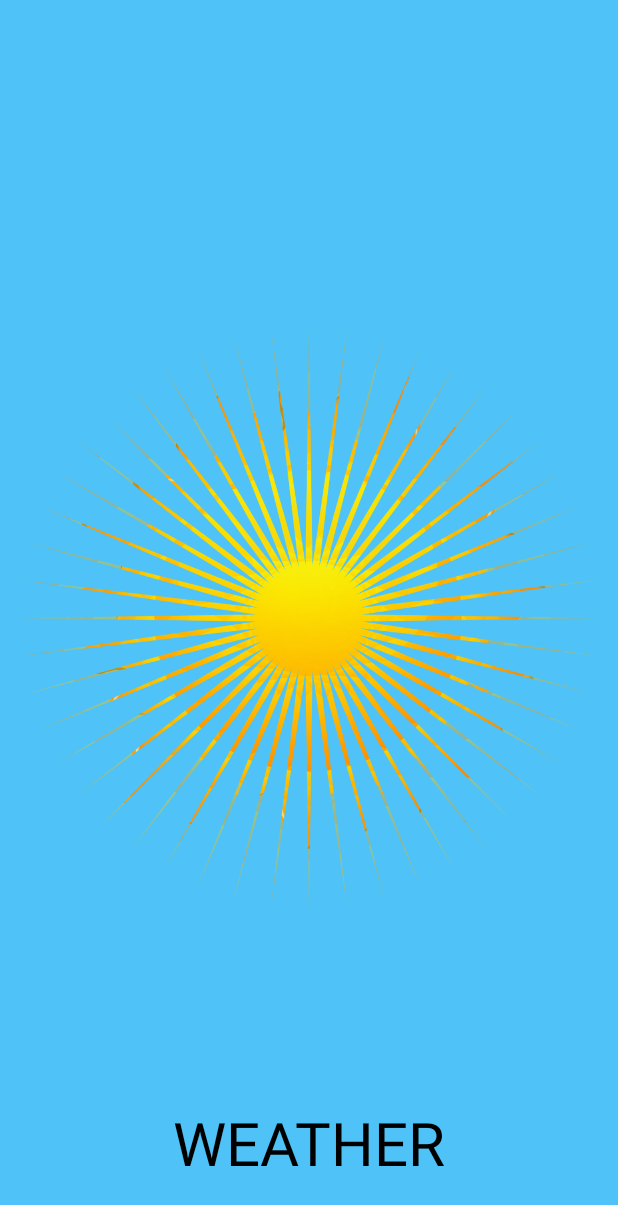
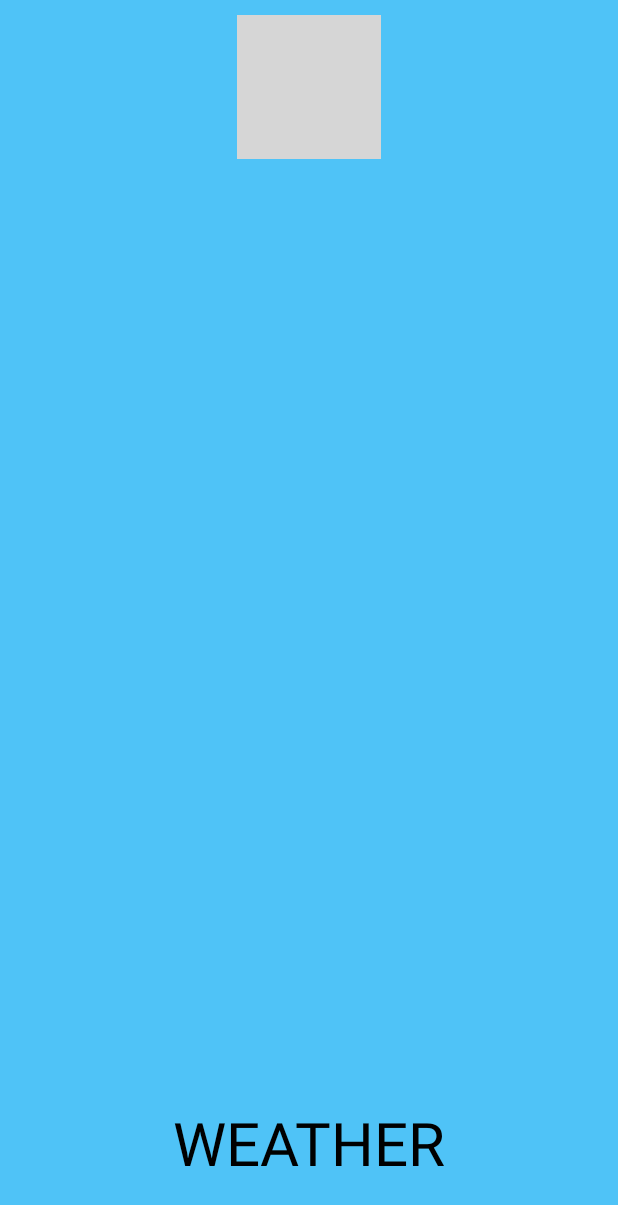
Before and after one commit to akritikts/Weather, an Android app: the Splash screen opened directly, with no data from a screen before it, on a phone screen of 412 x 824 dp. Shown: the top 1205 px of the screen. Run offline under Robolectric (Android 15) with nearby library versions, the phone set to English and light mode, and no system bars; grey boxes are pictures that could not be loaded.

Commit message:
Splash updated

```diff
--- a/app/src/main/java/silive/in/weather/Activities/Splash.java
+++ b/app/src/main/java/silive/in/weather/Activities/Splash.java
@@ -11,7 +11,6 @@ import android.support.annotation.Nullable;
 import android.support.design.widget.Snackbar;
 import android.support.v7.app.AppCompatActivity;
 import android.view.View;
-import android.view.animation.AnimationUtils;
 import android.widget.ImageView;
 import android.widget.RelativeLayout;
 import android.widget.TextView;
@@ -24,7 +23,7 @@ public class Splash extends AppCompatActivity {
     Context context;
     RelativeLayout splash;
     TextView text;
-    ImageView image;
+    ImageView image,cornr;
     //ViewAnimator viewAnimator;
 
     @Override
@@ -35,9 +34,11 @@ public class Splash extends AppCompatActivity {
         splash = (RelativeLayout) findViewById(R.id.splash);
         text = (TextView) findViewById(R.id.text);
         image = (ImageView)findViewById(R.id.image);
-        image.startAnimation(AnimationUtils.loadAnimation(this,R.anim.splash_animation));
+        cornr = (ImageView)findViewById(R.id.cornr);
+        cornr.setVisibility(View.INVISIBLE);
+        //image.startAnimation(AnimationUtils.loadAnimation(this,R.anim.splash_animation));
         /*ViewAnimator
-                .animate(text)
+                .animate(image)
                 .dp().translationX(-30, 0)
                 .descelerate()
                 .duration(3000)
@@ -87,6 +88,7 @@ public class Splash extends AppCompatActivity {
             new Handler().postDelayed(new Runnable() {
                 @Override
                 public void run() {
+                    cornr.setVisibility(View.VISIBLE);
                     Intent intent = new Intent(Splash.this, MainActivity.class);
                     startActivity(intent);
                     finish();
--- a/app/src/main/res/layout/splash.xml
+++ b/app/src/main/res/layout/splash.xml
@@ -5,14 +5,22 @@
     android:layout_height="match_parent"
     android:background="#4fc3f7"
     android:orientation="vertical">
+    <ImageView
+        android:layout_width="250dp"
+        android:layout_height="250dp"
+        android:id="@+id/cornr"
+        android:src="@drawable/sun_corner"
+        android:layout_alignParentStart="true"
+        android:layout_alignParentTop="true"
+        android:layout_alignParentLeft="true"/>
 
     <ImageView
         android:id="@+id/image"
-        android:layout_width="match_parent"
-        android:layout_height="match_parent"
+        android:layout_width="wrap_content"
+        android:layout_height="wrap_content"
         android:layout_centerHorizontal="true"
         android:layout_margin="10dp"
-        android:src="@drawable/sun1" />
+        android:src="@drawable/cloud" />
 
     <TextView
         android:id="@+id/text"
```
Also changed, not shown: app/src/main/res/drawable/spl.jpeg (deleted), app/src/main/res/drawable/splsun.png (deleted), app/src/main/res/drawable/sun.jpg (deleted), app/src/main/res/drawable/sun1.png (deleted).
